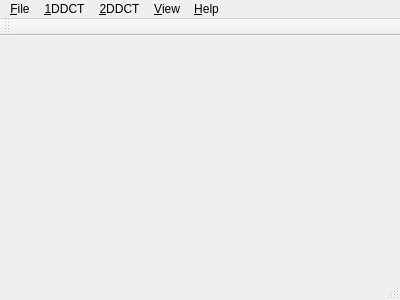
Qt form mainwindow.ui (duythanhphan/DiscreteCosineTransform) before a commit.
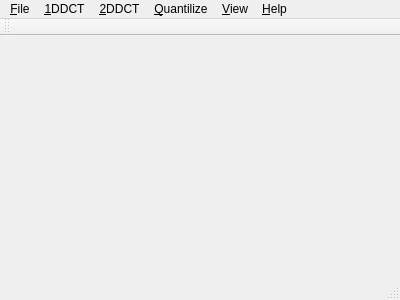
The same form after that commit. Icons and pictures are not drawn.

```diff
--- a/mainwindow.ui
+++ b/mainwindow.ui
@@ -65,9 +65,19 @@
     <addaction name="action2D_Coefficient_Re_port"/>
     <addaction name="action2D_blocks_Coefficient_Report"/>
    </widget>
+   <widget class="QMenu" name="menu_Quantilize">
+    <property name="title">
+     <string>&amp;Quantilize</string>
+    </property>
+    <addaction name="action_JpegQ"/>
+    <addaction name="action_a_Q"/>
+    <addaction name="action_CannonQ"/>
+    <addaction name="action_NikonQ"/>
+   </widget>
    <addaction name="menuFile"/>
    <addaction name="menu_1DDCT"/>
    <addaction name="menu2DDCT"/>
+   <addaction name="menu_Quantilize"/>
    <addaction name="menu_View"/>
    <addaction name="menu_Help"/>
   </widget>
```
Left out of the diff: 20 changed lines with no effect on the pictures.
